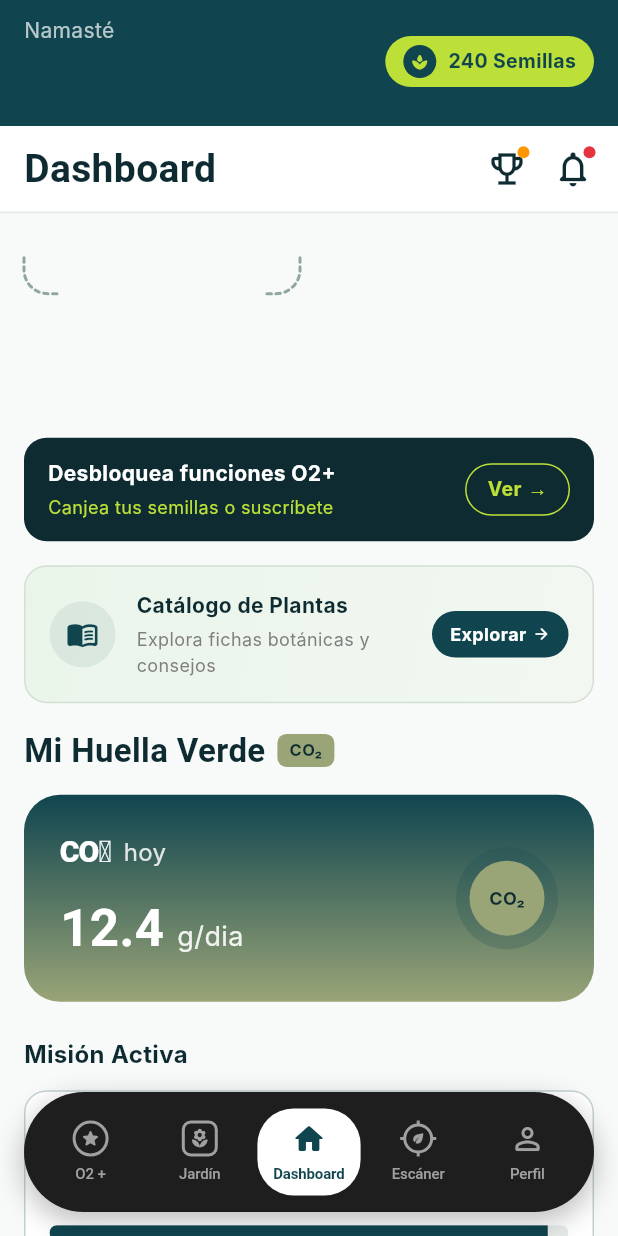
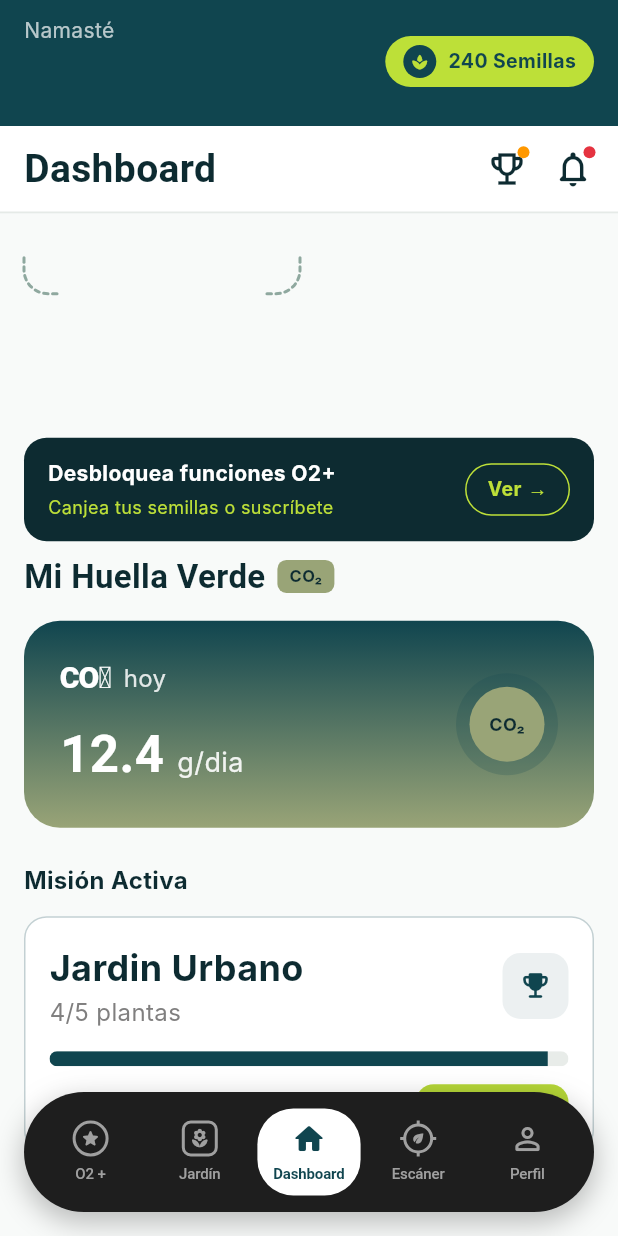
Before and after one commit to ECO-2/FRONTEND-ECO-2, a Flutter app: the DashboardScreen screen opened by its route, scrolled down 576 dp, on a phone screen of 412 x 824 dp. Run offline on Flutter 3.47's test engine with Material 3 defaults, Android fonts, the phone set to English and light mode, and no system bars; our stand-ins replace confetti, fl_chart, flutter_animate, flutter_bounceable; accounts and stored records are empty; Roboto replaces fonts that are missing (DM Sans, Inter).

Commit message:
feat: fix home tab

```diff
--- a/lib/screens/dashboard/tabs/home_tab.dart
+++ b/lib/screens/dashboard/tabs/home_tab.dart
@@ -20,7 +20,7 @@ class HomeTab extends StatelessWidget {
 
     final screenWidth = MediaQuery.of(context).size.width;
     final childAspectRatio = screenWidth < 360 ? 0.70 : 0.78;
-    final bottomPadding = MediaQuery.of(context).padding.bottom + 80;
+    final bottomPadding = MediaQuery.of(context).padding.bottom + 35;
 
     return SingleChildScrollView(
       padding: EdgeInsets.only(
@@ -76,10 +76,6 @@ class HomeTab extends StatelessWidget {
 
           // ── O2+ Banner ────────────────────────────────
           _buildO2Banner(context),
-          const SizedBox(height: 8),
-
-          // ── Catalog Banner ────────────────────────────
-          _buildCatalogBanner(context),
           const SizedBox(height: 8),
 
           // ── Mi Huella Verde header ────────────────────
@@ -340,10 +336,7 @@ class HomeTab extends StatelessWidget {
           gradient: const LinearGradient(
             begin: Alignment.topCenter,
             end: Alignment.bottomCenter,
-            colors: [
-              Color(0xFF10454F),
-              Color(0xFF99A477),
-            ],
+            colors: [Color(0xFF10454F), Color(0xFF99A477)],
           ),
         ),
         padding: const EdgeInsets.all(24),
@@ -632,94 +625,6 @@ class HomeTab extends StatelessWidget {
       ),
     );
   }
-
-  Widget _buildCatalogBanner(BuildContext context) {
-    return Container(
-      width: double.infinity,
-      margin: const EdgeInsets.symmetric(vertical: 8),
-      decoration: BoxDecoration(
-        gradient: const LinearGradient(
-          begin: Alignment.topLeft,
-          end: Alignment.bottomRight,
-          colors: [
-            Color(0xFFEAF5EA),
-            Color(0xFFF2F7F2),
-          ],
-        ),
-        borderRadius: BorderRadius.circular(15),
-        border: Border.all(color: const Color(0xFFD3DFD3), width: 1),
-      ),
-      padding: const EdgeInsets.symmetric(horizontal: 16, vertical: 16),
-      child: Row(
-        children: [
-          Container(
-            width: 44,
-            height: 44,
-            decoration: BoxDecoration(
-              color: AppColors.primary.withValues(alpha: 0.08),
-              shape: BoxShape.circle,
-            ),
-            child: const Icon(Icons.menu_book_rounded, color: AppColors.primary, size: 22),
-          ),
-          const SizedBox(width: 14),
-          Expanded(
-            child: Column(
-              crossAxisAlignment: CrossAxisAlignment.start,
-              children: const [
-                Text(
-                  'Catálogo de Plantas',
-                  style: TextStyle(
-                    color: AppColors.primaryDark,
-                    fontWeight: FontWeight.bold,
-                    fontSize: 14,
-                    fontFamily: 'Inter',
-                  ),
-                ),
-                SizedBox(height: 4),
-                Text(
-                  'Explora fichas botánicas y consejos',
-                  style: TextStyle(
-                    color: AppColors.textSecondary,
-                    fontSize: 12,
-                    fontFamily: 'Inter',
-                  ),
-                ),
-              ],
-            ),
-          ),
-          const SizedBox(width: 8),
-          GestureDetector(
-            onTap: () {
-              Provider.of<PlantsProvider>(context, listen: false).setShowCatalogTab(true);
-              onViewAll(); // Switches to tab 1 (Jardín/Mi Jardín)
-            },
-            child: Container(
-              padding: const EdgeInsets.symmetric(horizontal: 12, vertical: 7),
-              decoration: BoxDecoration(
-                color: AppColors.primary,
-                borderRadius: BorderRadius.circular(20),
-              ),
-              child: const Row(
-                children: [
-                  Text(
-                    'Explorar',
-                    style: TextStyle(
-                      color: Colors.white,
-                      fontWeight: FontWeight.bold,
-                      fontSize: 12,
-                      fontFamily: 'Inter',
-                    ),
-                  ),
-                  SizedBox(width: 4),
-                  Icon(Icons.arrow_forward_rounded, color: Colors.white, size: 12),
-                ],
-              ),
-            ),
-          ),
-        ],
-      ),
-    );
-  }
 }
 
 class _DashedCornerPainter extends CustomPainter {
```
